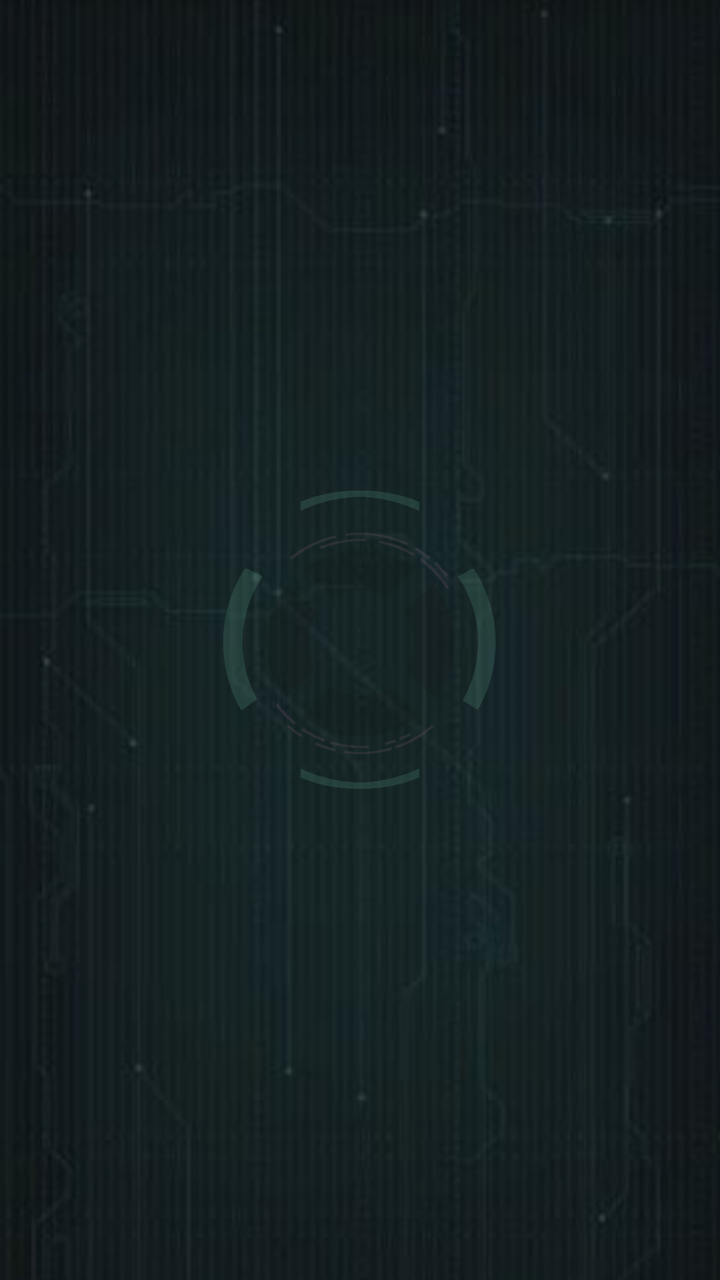
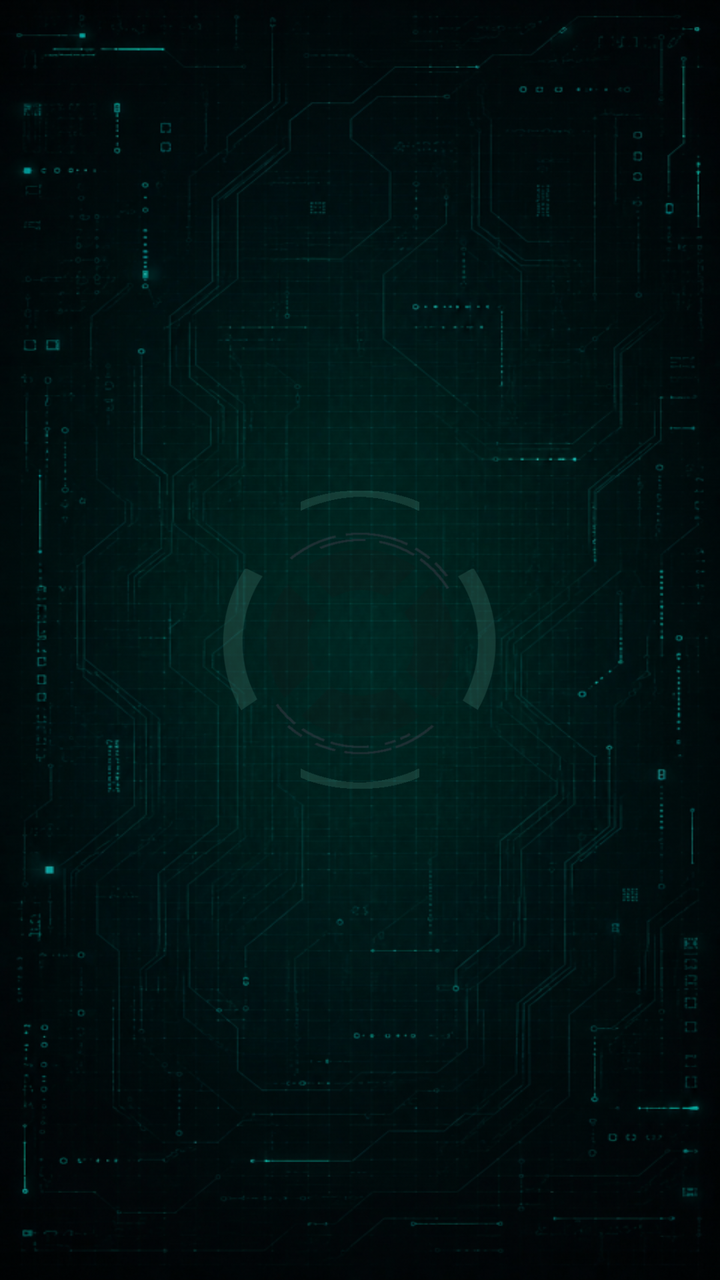

Compare the two renders of this Android layout. The source of the first and the diff that turns it into the second are given below.
<!-- AndroidManifest.xml: activity theme SplashScreen -->
<!-- res/layout/activity_main.xml -->
<?xml version="1.0" encoding="utf-8"?>
<FrameLayout
    xmlns:android="http://schemas.android.com/apk/res/android"
    android:layout_width="match_parent"
    android:layout_height="match_parent">

    <WebView
        android:layout_width="match_parent"
        android:layout_height="match_parent"
        android:id="@+id/webview_servis"/>

    <WebView
        android:layout_width="match_parent"
        android:layout_height="match_parent"
        android:id="@+id/webview"/>

    <WebView
        android:layout_width="match_parent"
        android:layout_height="match_parent"
        android:id="@+id/portal__webview"
        android:visibility="gone"/>

    <RelativeLayout
        android:layout_width="match_parent"
        android:layout_height="match_parent"
        android:id="@+id/browser__layout"
        android:background="#000000"
        android:visibility="gone">

        <ImageView
            android:layout_width="match_parent"
            android:layout_height="36dp"
            android:id="@+id/toolbar_browser"
            android:src="@drawable/toolbar_browser"/>

        <ImageButton
            android:layout_width="36dp"
            android:layout_height="36dp"
            android:id="@+id/tombol_tutup_browser"
            android:background="@drawable/tombol_tutup"
            android:src="@null"
            android:clickable="true"
            android:focusable="true"
            android:layout_alignParentTop="true"
            android:layout_alignParentRight="true"/>

        <WebView
            android:layout_width="match_parent"
            android:layout_height="match_parent"
            android:id="@+id/browser__webview"
            android:layout_below="@id/toolbar_browser"/>

    </RelativeLayout>

    <RelativeLayout
        android:layout_width="match_parent"
        android:layout_height="match_parent"
        android:id="@+id/advertiser__layout"
        android:background="#000000"
        android:visibility="gone">

        <ImageView
            android:layout_width="match_parent"
            android:layout_height="48dp"
            android:src="@drawable/toolbar_browser"/>

        <ImageButton
            android:layout_width="36dp"
            android:layout_height="36dp"
            android:id="@+id/tombol_tutup_advertiser"
            android:background="@drawable/tombol_tutup"
            android:src="@null"
            android:clickable="true"
            android:focusable="true"
            android:layout_alignParentTop="true"
            android:layout_alignParentRight="true"/>

        <WebView
            android:layout_width="match_parent"
            android:layout_height="match_parent"
            android:id="@+id/advertiser__webview"
            android:layout_below="@id/toolbar_browser"/>

    </RelativeLayout>

    <RelativeLayout
        android:layout_width="match_parent"
        android:layout_height="match_parent"
        android:id="@+id/loading">

        <ImageView
            android:layout_width="match_parent"
            android:layout_height="match_parent"
            android:id="@+id/latar_loading"
            android:src="@drawable/latar"
            android:scaleType="fitXY"/>

        <ImageView
            android:layout_width="160dp"
            android:layout_height="160dp"
            android:id="@+id/ikon_loading_1"
            android:src="@drawable/ikon_loading_1"
            android:layout_centerInParent="true"/>

        <ImageView
            android:layout_width="160dp"
            android:layout_height="160dp"
            android:id="@+id/ikon_loading_2"
            android:src="@drawable/ikon_loading_2"
            android:layout_centerInParent="true"/>

        <ImageView
            android:layout_width="160dp"
            android:layout_height="160dp"
            android:id="@+id/ikon_loading_3"
            android:src="@drawable/ikon_loading_3"
            android:layout_centerInParent="true"/>

        <ImageView
            android:layout_width="160dp"
            android:layout_height="160dp"
            android:id="@+id/ikon_loading_4"
            android:src="@drawable/ikon_loading_4"
            android:layout_centerInParent="true"/>

        <TextView
            android:layout_width="match_parent"
            android:layout_height="wrap_content"
            android:id="@+id/teks_loading"
            android:layout_alignParentBottom="true"
            android:layout_centerHorizontal="true"
            android:gravity="center_horizontal"
            android:paddingHorizontal="6dp"
            android:paddingBottom="4dp"
            android:textSize="14dp"
            android:textColor="#ffffff"
            android:alpha="0.2"
            android:text="[i] Sedang mengunduh data dari server. Lamanya proses ini bergantung pada kecepatan koneksi internet anda."
            android:visibility="gone"/>

    </RelativeLayout>

    <RelativeLayout
        android:layout_width="match_parent"
        android:layout_height="match_parent"
        android:id="@+id/koneksi_gagal"
        android:visibility="gone">

        <ImageView
            android:layout_width="match_parent"
            android:layout_height="match_parent"
            android:src="@drawable/latar"
            android:scaleType="fitXY"/>

        <ImageView
            android:layout_width="240dp"
            android:layout_height="240dp"
            android:src="@drawable/ikon_koneksi_gagal"
            android:layout_centerInParent="true"/>

        <ImageButton
            android:layout_width="172dp"
            android:layout_height="46dp"
            android:id="@+id/tombol_coba_lagi"
            android:background="@drawable/tombol_coba_lagi"
            android:src="@null"
            android:clickable="true"
            android:focusable="true"
            android:layout_alignParentBottom="true"
            android:layout_centerHorizontal="true"
            android:layout_marginBottom="24dp"/>

        <TextView
            android:layout_width="match_parent"
            android:layout_height="wrap_content"
            android:layout_above="@id/tombol_coba_lagi"
            android:layout_centerHorizontal="true"
            android:gravity="center_horizontal"
            android:paddingHorizontal="6dp"
            android:paddingBottom="24dp"
            android:textSize="14dp"
            android:textColor="#ffffff"
            android:alpha="0.2"
            android:text="[i] Coba tekan tombol  di bawah. Jika masih tidak bisa, coba hapus data aplikasi, lalu coba lagi. Jika tetap tidak bisa, silahkan download ulang aplikasi ini di browser anda, dengan link: bit.ly/jsdij"
            />

    </RelativeLayout>

    <RelativeLayout
        android:layout_width="match_parent"
        android:layout_height="match_parent"
        android:id="@+id/aplikasi_kedaluwarsa"
        android:visibility="gone">

        <ImageView
            android:layout_width="match_parent"
            android:layout_height="match_parent"
            android:src="@drawable/latar"
            android:scaleType="fitXY"/>

        <ImageView
            android:layout_width="240dp"
            android:layout_height="240dp"
            android:src="@drawable/harus_diperbarui"
            android:layout_centerInParent="true"/>

        <ImageButton
            android:layout_width="172dp"
            android:layout_height="46dp"
            android:id="@+id/tombol_unduh_aplikasi"
            android:background="@drawable/tombol_unduh_aplikasi"
            android:src="@null"
            android:clickable="true"
            android:focusable="true"
            android:layout_alignParentBottom="true"
            android:layout_centerHorizontal="true"
            android:layout_marginBottom="24dp"/>

        <TextView
            android:layout_width="match_parent"
            android:layout_height="wrap_content"
            android:layout_above="@id/tombol_unduh_aplikasi"
            android:layout_centerHorizontal="true"
            android:gravity="center_horizontal"
            android:paddingHorizontal="6dp"
            android:paddingBottom="24dp"
            android:textSize="14dp"
            android:textColor="#ffffff"
            android:alpha="0.2"
            android:text="[!] Versi aplikasi ini sudah kedaluwarsa, silahkan unduh versi terbarunya."/>

    </RelativeLayout>

</FrameLayout>
<!-- resources referenced by this layout -->
<resources>
  <!-- drawable harus_diperbarui: png bitmap (drawable, 3291 bytes) -->
  <!-- drawable ikon_koneksi_gagal: png bitmap (drawable, 10104 bytes) -->
  <!-- drawable ikon_loading_1: png bitmap (drawable, 5628 bytes) -->
  <!-- drawable ikon_loading_2: png bitmap (drawable, 9163 bytes) -->
  <!-- drawable ikon_loading_3: png bitmap (drawable, 8513 bytes) -->
  <!-- drawable ikon_loading_4: png bitmap (drawable, 11175 bytes) -->
  <!-- drawable latar: png bitmap (drawable, 98748 bytes) -->
  <!-- drawable tombol_coba_lagi (drawable) -->
  <?xml version="1.0" encoding="utf-8"?>
  <selector
      xmlns:android="http://schemas.android.com/apk/res/android">
  
      <item
          android:state_pressed="true"
          android:drawable="@drawable/coba_lagi_2"/>
  
      <item
          android:drawable="@drawable/coba_lagi_1"/>
  
  </selector>
  <!-- drawable tombol_tutup (drawable) -->
  <?xml version="1.0" encoding="utf-8"?>
  <selector
      xmlns:android="http://schemas.android.com/apk/res/android">
  
      <item
          android:state_pressed="true"
          android:drawable="@drawable/tombol_tutup_2"/>
  
      <item
          android:drawable="@drawable/tombol_tutup_1"/>
  
  </selector>
  <!-- drawable tombol_unduh_aplikasi (drawable) -->
  <?xml version="1.0" encoding="utf-8"?>
  <selector
      xmlns:android="http://schemas.android.com/apk/res/android">
  
      <item
          android:state_pressed="true"
          android:drawable="@drawable/unduh_aplikasi_2"/>
  
      <item
          android:drawable="@drawable/unduh_aplikasi_1"/>
  
  </selector>
  <!-- drawable toolbar_browser: png bitmap (drawable, 4106 bytes) -->
  <style name="SplashScreen" parent="@android:style/Theme.Material.NoActionBar">
  
          <item name="@android:windowBackground">#000000</item>
  
      </style>
  <!-- drawable coba_lagi_2: png bitmap (drawable, 3519 bytes) -->
  <!-- drawable coba_lagi_1: png bitmap (drawable, 3789 bytes) -->
  <!-- drawable tombol_tutup_2: png bitmap (drawable, 2395 bytes) -->
  <!-- drawable tombol_tutup_1: png bitmap (drawable, 2441 bytes) -->
  <!-- drawable unduh_aplikasi_2: png bitmap (drawable, 2831 bytes) -->
  <!-- drawable unduh_aplikasi_1: png bitmap (drawable, 2993 bytes) -->
</resources>

<!-- the commit's change to res/layout/activity_main.xml (unified diff, before → after) -->
@@ -180,8 +180,8 @@
             android:paddingBottom="24dp"
             android:textSize="14dp"
             android:textColor="#ffffff"
-            android:alpha="0.2"
-            android:text="[i] Coba tekan tombol  di bawah. Jika masih tidak bisa, coba hapus data aplikasi, lalu coba lagi. Jika tetap tidak bisa, silahkan download ulang aplikasi ini di browser anda, dengan link: bit.ly/jsdij"
+            android:alpha="0.4"
+            android:text="[i] Cek koneksi internet anda, lalu tekan tombol  di bawah. Jika masih tidak bisa, hapus data aplikasi ini, lalu coba lagi. Jika tetap tidak bisa, silahkan unduh ulang aplikasi ini di browser anda, dengan link: bit.ly/jsdij"
             />
 
     </RelativeLayout>
@@ -226,7 +226,7 @@
             android:paddingBottom="24dp"
             android:textSize="14dp"
             android:textColor="#ffffff"
-            android:alpha="0.2"
+            android:alpha="0.4"
             android:text="[!] Versi aplikasi ini sudah kedaluwarsa, silahkan unduh versi terbarunya."/>
 
     </RelativeLayout>
<!-- resource entries referenced after the edit -->
@@ -6,7 +6,7 @@
   <!-- drawable ikon_loading_2: png bitmap (drawable, 9163 bytes) -->
   <!-- drawable ikon_loading_3: png bitmap (drawable, 8513 bytes) -->
   <!-- drawable ikon_loading_4: png bitmap (drawable, 11175 bytes) -->
-  <!-- drawable latar: png bitmap (drawable, 98748 bytes) -->
+  <!-- drawable latar: png bitmap (drawable, 485064 bytes) -->
   <!-- drawable tombol_coba_lagi (drawable) -->
   <?xml version="1.0" encoding="utf-8"?>
   <selector
